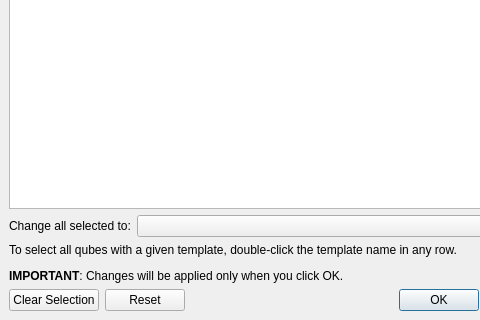
First picture: the form in ui/templatemanager.ui, repository QubesOS/qubes-manager, before the edit; both pictures show x 0 to 480 and y 398 to 718 of the 574 by 718 pixel window.
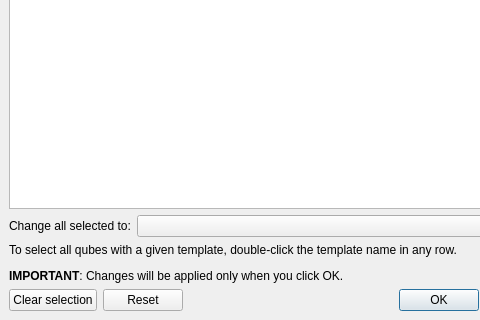
Second picture: the form after the edit.

Patch:
```diff
--- a/ui/templatemanager.ui
+++ b/ui/templatemanager.ui
@@ -102,7 +102,7 @@
         <item>
          <widget class="QPushButton" name="clear_selection_button">
           <property name="text">
-           <string>Clear Selection</string>
+           <string>Clear selection</string>
           </property>
          </widget>
         </item>
```
